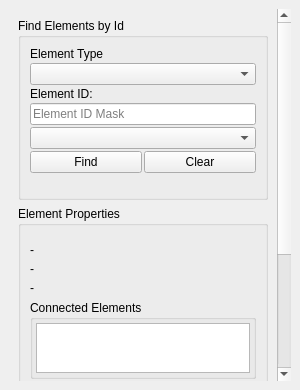
First picture: the form in ui/qgisred_element_explorer_dock.ui, repository qgisred/QGISRed, before the edit.
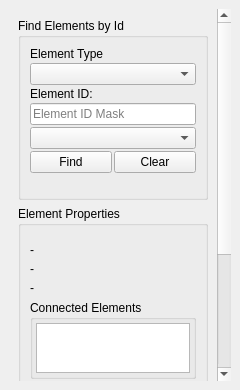
Second picture: the form after the edit. Custom widgets are drawn as their Qt base class.

Commit message: Results and ElementExplorer: Change minimun width again

```diff
--- a/ui/qgisred_element_explorer_dock.ui
+++ b/ui/qgisred_element_explorer_dock.ui
@@ -6,14 +6,14 @@
    <rect>
     <x>0</x>
     <y>0</y>
-    <width>300</width>
+    <width>240</width>
     <height>390</height>
    </rect>
   </property>
   <property name="minimumSize">
    <size>
-    <width>300</width>
-    <height>390</height>
+    <width>240</width>
+    <height>10</height>
    </size>
   </property>
   <property name="windowTitle">
```
The commit also changes 1 other file.
